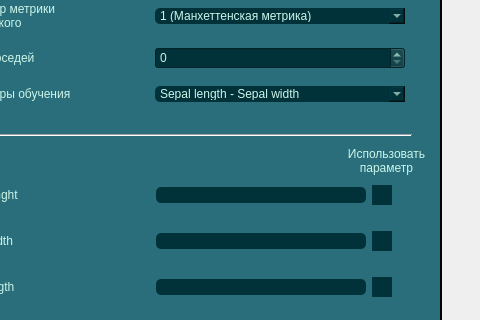
First picture: the form in mainwindow.ui, repository EL96cpp/KnnVisualiser, before the edit; both pictures show x 859 to 1339 and y 155 to 475 of the 1339 by 835 pixel window.
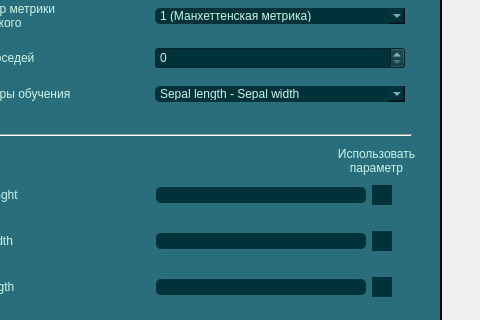
Second picture: the form after the edit. Icons and pictures are not drawn.

The edit to the form file:
```diff
--- a/mainwindow.ui
+++ b/mainwindow.ui
@@ -987,7 +987,7 @@
     <widget class="QLabel" name="useParametersLabel">
      <property name="geometry">
       <rect>
-       <x>410</x>
+       <x>400</x>
        <y>240</y>
        <width>91</width>
        <height>31</height>
```
